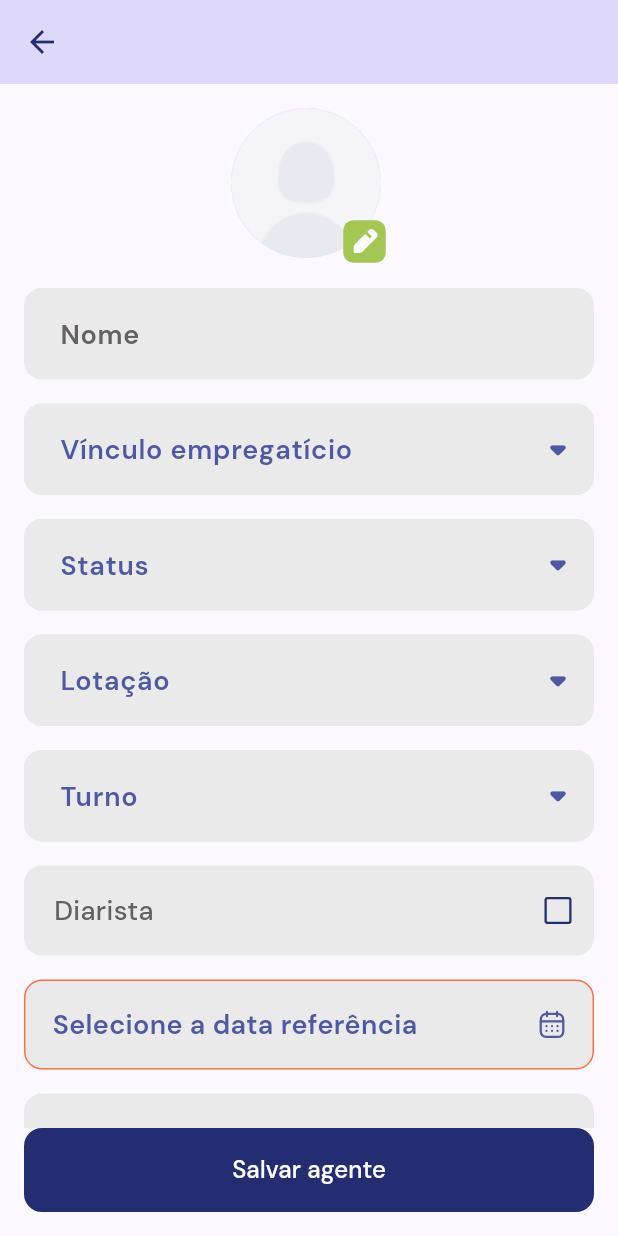
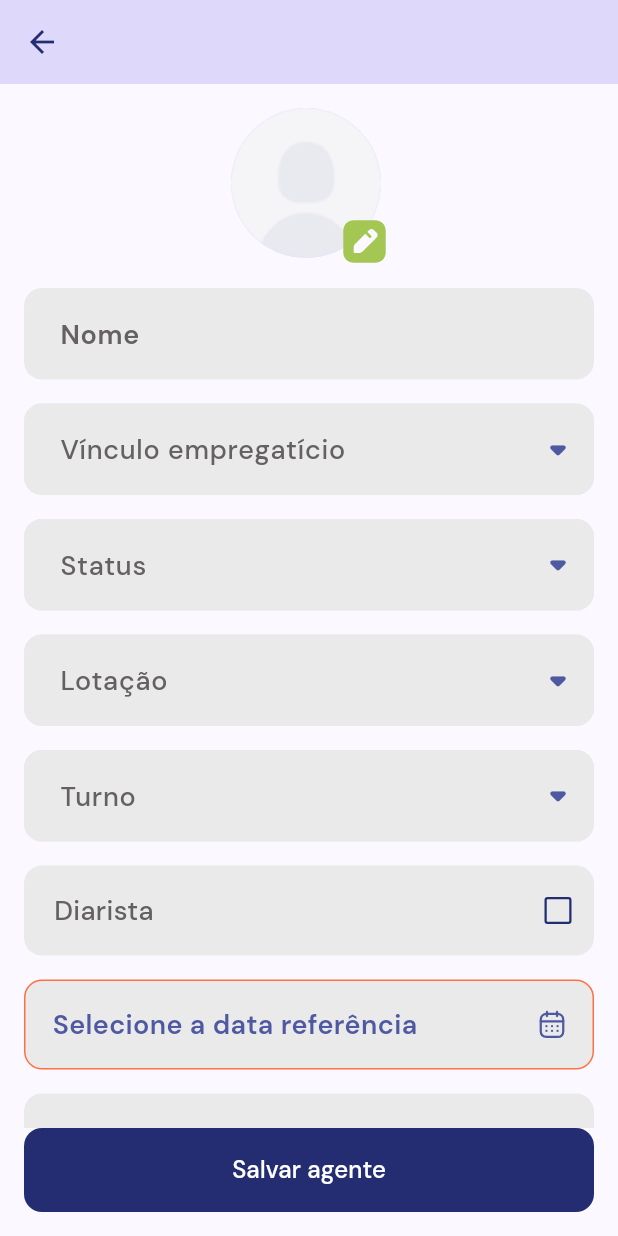
Before and after one commit to JosinaldoRocha/Control-concierge-agents, a Flutter app: the EditAgentPage screen opened by its route, on a phone screen of 412 x 824 dp. Run offline on Flutter 3.47's test engine with Material 3 defaults, Android fonts, the phone set to English and light mode, and no system bars; drawn by our look-alikes of dropdown_textfield; our stand-ins replace brasil_fields, cached_network_image, cloud_firestore, dartz, firebase_auth, firebase_core and 9 more; accounts and stored records are empty.

Commit message:
fix: i changed the value of the textStyle and hintStyle properties

```diff
--- a/lib/app/widgets/dropdown/dropdown_widget.dart
+++ b/lib/app/widgets/dropdown/dropdown_widget.dart
@@ -39,7 +39,7 @@ class _DropDownWidgetState extends State<DropDownWidget> {
             }
             return null;
           },
-      textStyle: AppText.text().titleMedium,
+      textStyle: AppText.text().bodyMedium!.copyWith(fontSize: 18),
       textFieldDecoration: InputDecoration(
         contentPadding: const EdgeInsets.symmetric(
           horizontal: 20,
@@ -48,8 +48,10 @@ class _DropDownWidgetState extends State<DropDownWidget> {
         filled: true,
         fillColor: AppColor.lightGrey,
         hintText: widget.hintText,
-        hintStyle:
-            AppText.text().titleMedium?.copyWith(color: AppColor.mediumBlue),
+        hintStyle: AppText.text().bodyMedium?.copyWith(
+              color: AppColor.primaryGrey,
+              fontWeight: FontWeight.w500,
+            ),
         enabledBorder: _buildOutlineInputBorder(),
         focusedBorder: _buildOutlineInputBorder(),
         errorBorder: OutlineInputBorder(
```
